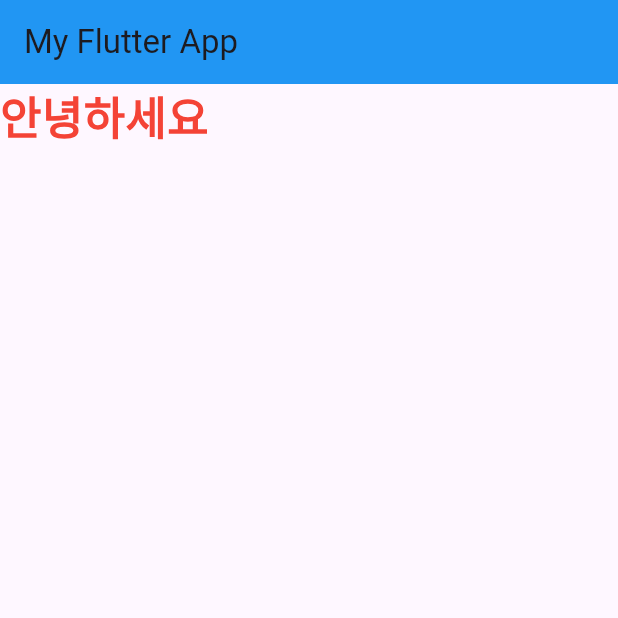
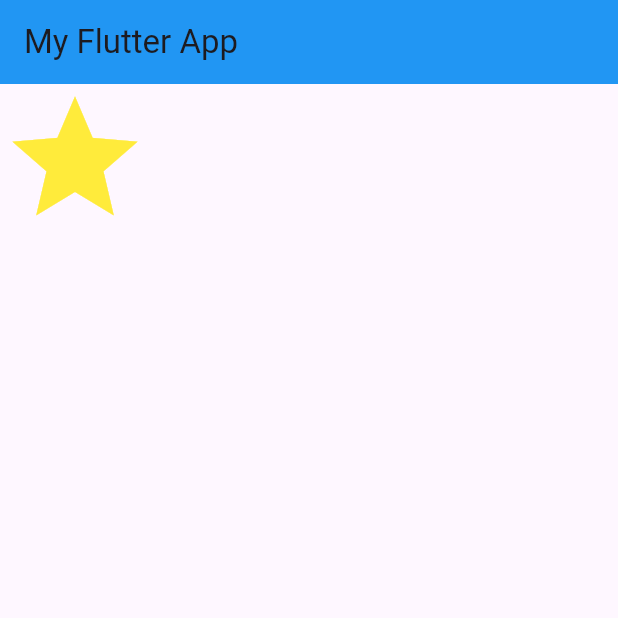
Before and after one commit to doriver/longTimeAgo, a Flutter app: the screen it shows after launch, on a phone screen of 412 x 824 dp, the top half of it. Run offline on Flutter 3.47's test engine with Material 3 defaults, Android fonts, the phone set to English and light mode, and no system bars.

Commit message:
아이콘에 스타일 넣기, 텍스트에는 style: Textstyle( ~ ) 이렇게 넣었는데, 아이콘은 그냥 열거

```diff
--- a/lib/main.dart
+++ b/lib/main.dart
@@ -14,9 +14,7 @@ class MyApp extends StatelessWidget {
         appBar: AppBar( backgroundColor: Colors.blue, title: Text('My Flutter App') ),
         body: SizedBox(
           child:
-            Text('안녕하세요',
-                 style: TextStyle( color: Colors.red, fontSize: 30, fontWeight: FontWeight.bold)
-                ),
+            Icon( Icons.star, color: Colors.yellow, size: 100 )
         )
       )
     );
```
